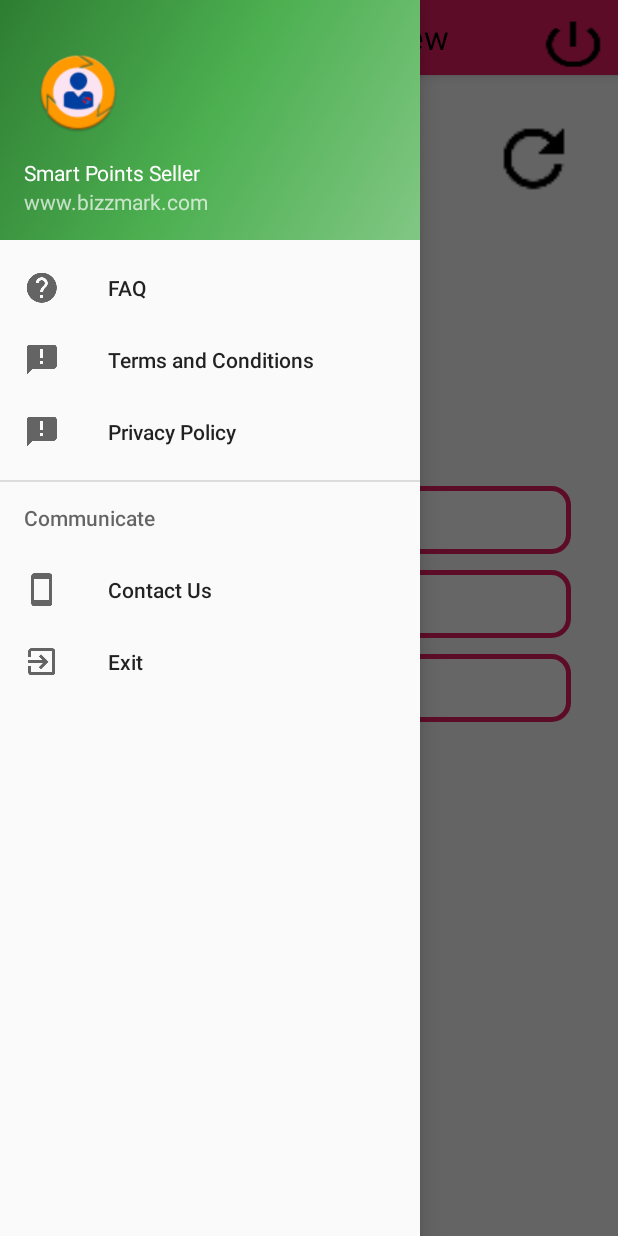
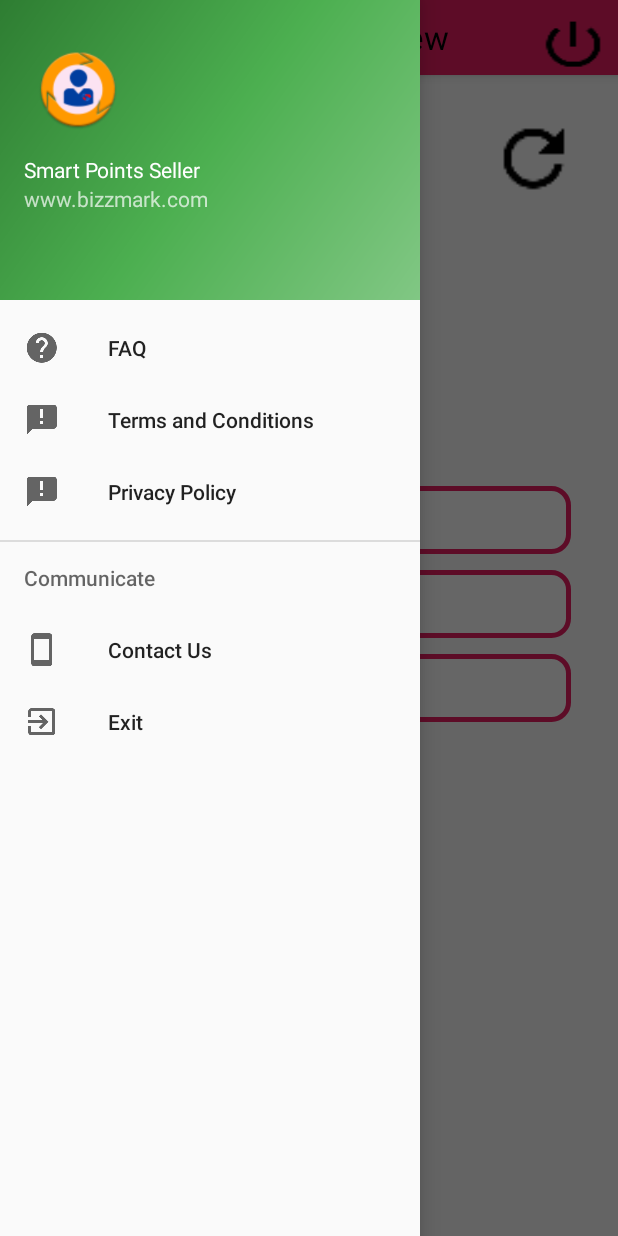
Before and after one commit to venugopalbeetkuri/SmartPointsSeller, an Android app: the screen it shows after launch (WifiDirectReceive), with the side drawer open, on a phone screen of 412 x 824 dp. Run offline under Robolectric (Android 15) with nearby library versions, the phone set to English and light mode, and no system bars; 1 statement that could not run was skipped.

```diff
--- a/app/src/main/res/layout/nav_header_wifi_direct_receive.xml
+++ b/app/src/main/res/layout/nav_header_wifi_direct_receive.xml
@@ -31,5 +31,25 @@
         android:layout_width="wrap_content"
         android:layout_height="wrap_content"
         android:text="www.bizzmark.com" />
+    <LinearLayout
+        android:layout_width="0dp"
+        android:layout_height="match_parent"
+        android:orientation="horizontal"
+        android:weightSum="1">
+
+        <TextView
+            android:layout_width="0dp"
+            android:layout_height="wrap_content"
+            android:text="Device Id : "
+            android:id="@+id/deviceid"
+            android:layout_weight="0.5"/>
+
+        <TextView
+            android:layout_width="0dp"
+            android:layout_height="wrap_content"
+            android:layout_weight="0.5"
+            android:id="@+id/device_id"/>
+
+    </LinearLayout>
 
 </LinearLayout>
--- a/app/src/main/res/values/dimens.xml
+++ b/app/src/main/res/values/dimens.xml
@@ -1,7 +1,7 @@
 <resources>
     <!-- Default screen margins, per the Android Design guidelines. -->
     <dimen name="nav_header_vertical_spacing">16dp</dimen>
-    <dimen name="nav_header_height">160dp</dimen>
+    <dimen name="nav_header_height">200dp</dimen>
     <!-- Default screen margins, per the Android Design guidelines. -->
     <dimen name="activity_horizontal_margin">16dp</dimen>
     <dimen name="activity_vertical_margin">16dp</dimen>
```
Also changed, not shown: app/src/main/java/com/bizzmark/seller/sellerwithoutlogin/sellerapp/EarnFragment.java (+12 -15 lines), app/src/main/java/com/bizzmark/seller/sellerwithoutlogin/sellerapp/RedeemFragment.java (+13 -17 lines).
